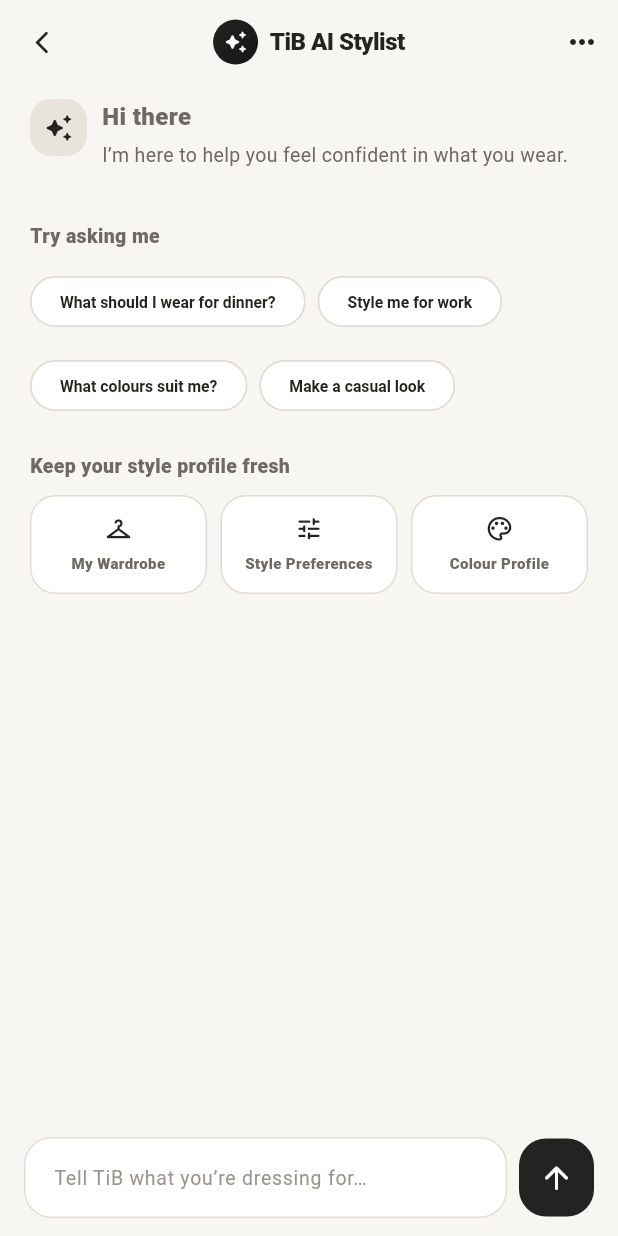
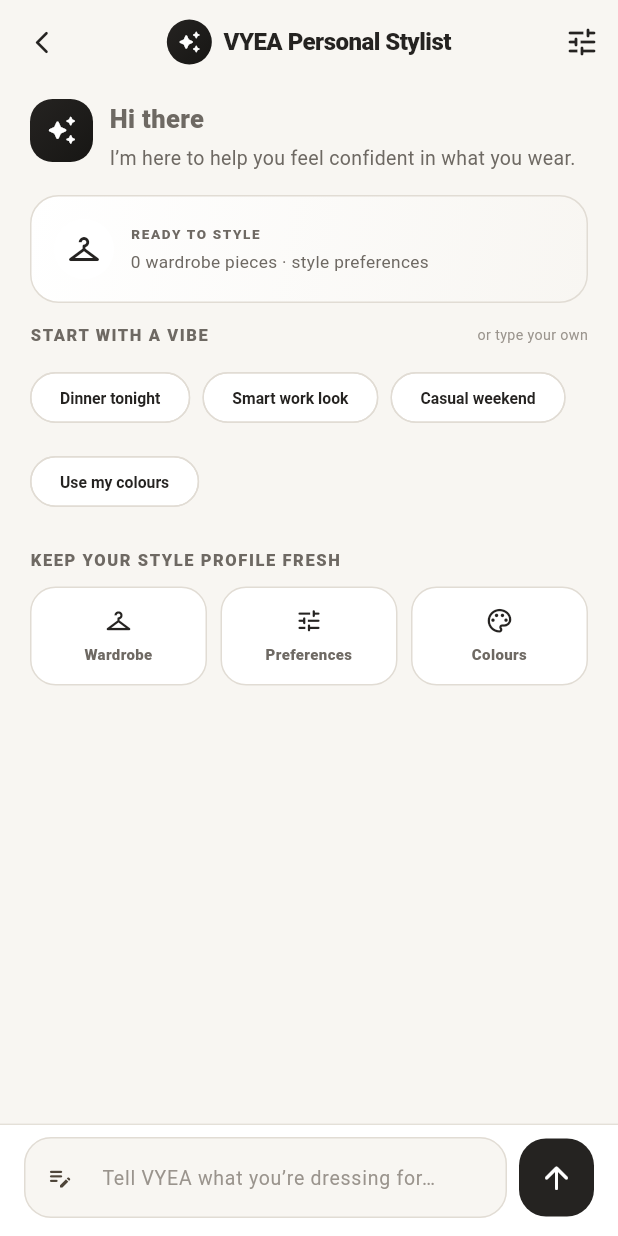
Before and after one commit to ivylinggg/TiB_AI_Personal_Styling, a Flutter app: the AIStylistScreen screen opened directly, on a phone screen of 412 x 824 dp. Run offline on Flutter 3.47's test engine with Material 3 defaults, Android fonts, the phone set to English and light mode, and no system bars; our stand-ins replace cached_network_image, camera, cloud_firestore, firebase_auth, firebase_core, google_sign_in and 3 more; missing offline and left inert: google_mlkit_face_detection, image_background_remover, model_viewer_plus, syncfusion_flutter_pdf; accounts and stored records are empty.

Commit message:
Phase 11 — refine VYEA Personal Stylist experience

```diff
--- a/lib/screens/ai/ai_stylist_screen.dart
+++ b/lib/screens/ai/ai_stylist_screen.dart
@@ -40,10 +40,10 @@
   String? _lastPrompt;
 
   static const _quickPrompts = [
-    'What should I wear for dinner?',
-    'Style me for work',
-    'What colours suit me?',
-    'Make a casual look',
+    'Dinner tonight',
+    'Smart work look',
+    'Casual weekend',
+    'Use my colours',
   ];
 
   @override
@@ -212,7 +212,7 @@
             ),
             const SizedBox(width: 8),
             const Text(
-              'TiB AI Stylist',
+              'VYEA Personal Stylist',
               style: TextStyle(fontWeight: FontWeight.w800, fontSize: 16),
             ),
           ],
@@ -222,7 +222,7 @@
           IconButton(
             tooltip: 'My style',
             onPressed: _openPreferences,
-            icon: const Icon(Icons.more_horiz_rounded),
+            icon: const Icon(Icons.tune_rounded),
           ),
         ],
       ),
@@ -239,14 +239,16 @@
                       padding: const EdgeInsets.fromLTRB(20, 10, 20, 18),
                       children: [
                         _assistantGreeting(profile),
-                        const SizedBox(height: 18),
+                        const SizedBox(height: 15),
                         if (_error != null) _errorCard(),
                         if (season != null) _profileStrip(profile!),
-                        const SizedBox(height: 17),
+                        if (season != null) const SizedBox(height: 14),
                         if (widget.selectedItem != null) ...[
                           _selectedItemBanner(widget.selectedItem!),
-                          const SizedBox(height: 17),
+                          const SizedBox(height: 15),
                         ],
+                        _stylingBrief(),
+                        const SizedBox(height: 13),
                         _quickPromptSection(),
                         if (_lastPrompt != null) ...[
                           const SizedBox(height: 18),
@@ -278,6 +280,51 @@
     );
   }
 
+  Widget _stylingBrief() {
+    final pieces = _wardrobe.length;
+    final styleText = _styles.isEmpty ? 'style preferences' : _styles.take(2).join(' · ');
+    return Container(
+      padding: const EdgeInsets.all(15),
+      decoration: BoxDecoration(
+        gradient: AppGradients.soft,
+        borderRadius: BorderRadius.circular(19),
+        border: Border.all(color: AppColors.border),
+      ),
+      child: Row(
+        children: [
+          Container(
+            width: 40,
+            height: 40,
+            decoration: const BoxDecoration(
+              color: Colors.white,
+              shape: BoxShape.circle,
+            ),
+            child: const Icon(Icons.checkroom_outlined, color: AppColors.primary),
+          ),
+          const SizedBox(width: 11),
+          Expanded(
+            child: Column(
+              crossAxisAlignment: CrossAxisAlignment.start,
+              children: [
+                const Text(
+                  'READY TO STYLE',
+                  style: TextStyle(fontSize: 9, fontWeight: FontWeight.w900, letterSpacing: 1.1),
+                ),
+                const SizedBox(height: 3),
+                Text(
+                  '$pieces wardrobe pieces · $styleText',
+                  maxLines: 2,
+                  overflow: TextOverflow.ellipsis,
+                  style: const TextStyle(color: AppColors.textSecondary, fontSize: 11.5, height: 1.35),
+                ),
+              ],
+            ),
+          ),
+        ],
+      ),
+    );
+  }
+
   Widget _selectedItemBanner(WardrobeItem item) {
     return Container(
       padding: const EdgeInsets.all(12),
@@ -296,15 +343,9 @@
               child: item.imageUrl.isEmpty
                   ? Container(
                       color: AppColors.surfaceMuted,
-                      child: const Icon(
-                        Icons.checkroom_outlined,
-                        color: AppColors.primary,
-                      ),
+                      child: const Icon(Icons.checkroom_outlined, color: AppColors.primary),
                     )
-                  : CachedNetworkImage(
-                      imageUrl: item.imageUrl,
-                      fit: BoxFit.cover,
-                    ),
+                  : CachedNetworkImage(imageUrl: item.imageUrl, fit: BoxFit.cover),
             ),
           ),
           const SizedBox(width: 11),
@@ -312,43 +353,15 @@
             child: Column(
               crossAxisAlignment: CrossAxisAlignment.start,
               children: [
-                const Text(
-                  'STYLING AROUND',
-                  style: TextStyle(
-                    fontSize: 9,
-                    letterSpacing: 1,
-                    fontWeight: FontWeight.w800,
-                    color: AppColors.textMuted,
-                  ),
-                ),
+                const Text('STYLING AROUND', style: TextStyle(fontSize: 9, letterSpacing: 1, fontWeight: FontWeight.w800, color: AppColors.textMuted)),
                 const SizedBox(height: 3),
-                Text(
-                  item.name,
-                  maxLines: 1,
-                  overflow: TextOverflow.ellipsis,
-                  style: const TextStyle(
-                    fontSize: 13,
-                    fontWeight: FontWeight.w800,
-                  ),
-                ),
+                Text(item.name, maxLines: 1, overflow: TextOverflow.ellipsis, style: const TextStyle(fontSize: 13, fontWeight: FontWeight.w800)),
                 const SizedBox(height: 2),
-                Text(
-                  '${item.category} · ${item.colour}',
-                  maxLines: 1,
-                  overflow: TextOverflow.ellipsis,
-                  style: const TextStyle(
-                    fontSize: 10.5,
-                    color: AppColors.textSecondary,
-                  ),
-                ),
+                Text('${item.category} · ${item.colour}', maxLines: 1, overflow: TextOverflow.ellipsis, style: const TextStyle(fontSize: 10.5, color: AppColors.textSecondary)),
               ],
             ),
           ),
-          const Icon(
-            Icons.auto_awesome_rounded,
-            color: AppColors.primary,
-            size: 18,
-          ),
+          const Icon(Icons.auto_awesome_rounded, color: AppColors.primary, size: 18),
         ],
       ),
     );
@@ -359,42 +372,28 @@
     final greeting = name == null || name.isEmpty ? 'Hi there' : 'Hi $name';
     final intro = profile == null
         ? 'I’m here to help you feel confident in what you wear.'
-        : 'Your ${profile.season} palette is ready. Tell me what you’re dressing for and we’ll work it out together.';
+        : 'I know your ${profile.season} palette. Tell me what you are dressing for and I’ll build around you.';
 
     return Row(
       crossAxisAlignment: CrossAxisAlignment.start,
       children: [
         Container(
-          width: 38,
-          height: 38,
+          width: 42,
+          height: 42,
           decoration: BoxDecoration(
-            color: AppColors.secondary,
-            borderRadius: BorderRadius.circular(14),
+            gradient: AppGradients.primary,
+            borderRadius: BorderRadius.circular(15),
           ),
-          child: const Icon(
-            Icons.auto_awesome_rounded,
-            color: AppColors.primary,
-            size: 20,
-          ),
+          child: const Icon(Icons.auto_awesome_rounded, color: Colors.white, size: 21),
         ),
-        const SizedBox(width: 10),
+        const SizedBox(width: 11),
         Expanded(
           child: Column(
             crossAxisAlignment: CrossAxisAlignment.start,
             children: [
-              Text(
-                greeting,
-                style: const TextStyle(fontWeight: FontWeight.w800, fontSize: 16),
-              ),
+              Text(greeting, style: const TextStyle(fontWeight: FontWeight.w800, fontSize: 17)),
               const SizedBox(height: 4),
-              Text(
-                intro,
-                style: const TextStyle(
-                  color: AppColors.textSecondary,
-                  height: 1.45,
-                  fontSize: 13,
-                ),
-              ),
+              Text(intro, style: const TextStyle(color: AppColors.textSecondary, height: 1.45, fontSize: 13)),
             ],
           ),
         ),
@@ -415,16 +414,7 @@
         children: [
           const Icon(Icons.cloud_off_rounded, color: AppColors.error, size: 19),
           const SizedBox(width: 9),
-          Expanded(
-            child: Text(
-              _error!,
-              style: const TextStyle(
-                color: AppColors.textPrimary,
-                fontSize: 11.5,
-                height: 1.35,
-              ),
-            ),
-          ),
+          Expanded(child: Text(_error!, style: const TextStyle(fontSize: 11.5, height: 1.35))),
           IconButton(
             onPressed: _load,
             padding: EdgeInsets.zero,
@@ -448,12 +438,7 @@
         children: [
           const Icon(Icons.palette_outlined, color: AppColors.primary, size: 18),
           const SizedBox(width: 8),
-          Expanded(
-            child: Text(
-              '${profile.season} · ${profile.undertone} · ${_wardrobe.length} wardrobe pieces',
-              style: const TextStyle(fontSize: 11.5, fontWeight: FontWeight.w700),
-            ),
-          ),
+          Expanded(child: Text('${profile.season} · ${profile.undertone} · $_wardrobe wardrobe pieces', style: const TextStyle(fontSize: 11.5, fontWeight: FontWeight.w700))),
         ],
       ),
     );
@@ -463,24 +448,22 @@
     return Column(
       crossAxisAlignment: CrossAxisAlignment.start,
       children: [
-        const Text(
-          'Try asking me',
-          style: TextStyle(fontSize: 13, fontWeight: FontWeight.w800),
+        const Row(
+          children: [
+            Expanded(child: Text('START WITH A VIBE', style: TextStyle(fontSize: 11, fontWeight: FontWeight.w900, letterSpacing: 1.05))),
+            Text('or type your own', style: TextStyle(fontSize: 9.5, color: AppColors.textMuted)),
+          ],
         ),
         const SizedBox(height: 9),
         Wrap(
           spacing: 8,
           runSpacing: 8,
-          children: _quickPrompts
-              .map(
-                (prompt) => ActionChip(
-                  label: Text(prompt, style: const TextStyle(fontSize: 10.5)),
-                  onPressed: _styling ? null : () => _send(prompt),
-                  backgroundColor: AppColors.surface,
-                  side: const BorderSide(color: AppColors.border),
-                ),
-              )
-              .toList(),
+          children: _quickPrompts.map((prompt) => ActionChip(
+            label: Text(prompt, style: const TextStyle(fontSize: 10.5, fontWeight: FontWeight.w700)),
+            onPressed: _styling ? null : () => _send(prompt),
+            backgroundColor: AppColors.surface,
+            side: const BorderSide(color: AppColors.border),
+          )).toList(),
         ),
       ],
     );
@@ -490,16 +473,10 @@
     return Align(
       alignment: Alignment.centerRight,
       child: Container(
-        margin: const EdgeInsets.only(left: 40),
+        margin: const EdgeInsets.only(left: 55),
         padding: const EdgeInsets.symmetric(horizontal: 14, vertical: 11),
-        decoration: BoxDecoration(
-          color: AppColors.primary,
-          borderRadius: BorderRadius.circular(17),
-        ),
-        child: Text(
-          text,
-          style: const TextStyle(color: Colors.white, fontSize: 12.5, height: 1.35),
-        ),
+        decoration: BoxDecoration(color: AppColors.primary, borderRadius: BorderRadius.circular(17)),
+        child: Text(text, style: const TextStyle(color: Colors.white, fontSize: 12.5, height: 1.35)),
       ),
     );
   }
@@ -509,24 +486,13 @@
       alignment: Alignment.centerLeft,
       child: Container(
         padding: const EdgeInsets.symmetric(horizontal: 14, vertical: 11),
-        decoration: BoxDecoration(
-          color: AppColors.surface,
-          borderRadius: BorderRadius.circular(17),
-          border: Border.all(color: AppColors.border),
-        ),
+        decoration: BoxDecoration(color: AppColors.surface, borderRadius: BorderRadius.circular(17), border: Border.all(color: AppColors.border)),
         child: const Row(
           mainAxisSize: MainAxisSize.min,
           children: [
-            SizedBox(
-              width: 14,
-              height: 14,
-              child: CircularProgressIndicator(strokeWidth: 2),
-            ),
+            SizedBox(width: 14, height: 14, child: CircularProgressIndicator(strokeWidth: 2)),
             SizedBox(width: 8),
-            Text(
-              'Styling your look…',
-              style: TextStyle(color: AppColors.textSecondary, fontSize: 12),
-            ),
+            Text('Putting your look together…', style: TextStyle(color: AppColors.textSecondary, fontSize: 12)),
           ],
         ),
       ),
@@ -535,23 +501,19 @@
 
   Widget _assistantReply() {
     return Container(
-      padding: const EdgeInsets.all(14),
-      decoration: BoxDecoration(
-        color: AppColors.surface,
-        borderRadius: BorderRadius.circular(17),
-        border: Border.all(color: AppColors.border),
-      ),
+      padding: const EdgeInsets.all(15),
+      decoration: BoxDecoration(color: AppColors.surface, borderRadius: BorderRadius.circular(18), border: Border.all(color: AppColors.border)),
       child: Row(
         crossAxisAlignment: CrossAxisAlignment.start,
         children: [
-          const Icon(Icons.auto_awesome_rounded, color: AppColors.primary, size: 19),
+          Container(
+            width: 28,
+            height: 28,
+            decoration: const BoxDecoration(color: AppColors.secondary, shape: BoxShape.circle),
+            child: const Icon(Icons.auto_awesome_rounded, color: AppColors.primary, size: 16),
+          ),
           const SizedBox(width: 9),
-          Expanded(
-            child: Text(
-              _result?.explanation ?? 'I’m ready to build a look from your wardrobe.',
-              style: const TextStyle(fontSize: 12.5, height: 1.45),
-            ),
-          ),
+          Expanded(child: Text(_result?.explanation ?? 'I’m ready to build a look from your wardrobe.', style: const TextStyle(fontSize: 12.5, height: 1.45))),
         ],
       ),
     );
@@ -561,53 +523,50 @@
     final look = _look;
     if (look.isEmpty) {
       return Container(
-        padding: const EdgeInsets.all(14),
-        decoration: BoxDecoration(
-          color: AppColors.surface,
-          borderRadius: BorderRadius.circular(17),
-          border: Border.all(color: AppColors.border),
-        ),
-        child: const Text(
-          'I couldn’t find enough matching pieces in your current wardrobe for this request.',
-          style: TextStyle(color: AppColors.textSecondary, fontSize: 12, height: 1.4),
-        ),
+        padding: const EdgeInsets.all(15),
+        decoration: BoxDecoration(color: AppColors.surface, borderRadius: BorderRadius.circular(18), border: Border.all(color: AppColors.border)),
+        child: const Text('I couldn’t find enough matching pieces in your current wardrobe for this request.', style: TextStyle(color: AppColors.textSecondary, fontSize: 12, height: 1.4)),
       );
     }
 
     return Container(
-      padding: const EdgeInsets.all(14),
+      padding: const EdgeInsets.all(15),
       decoration: BoxDecoration(
         color: AppColors.surface,
-        borderRadius: BorderRadius.circular(19),
+        borderRadius: BorderRadius.circular(21),
         border: Border.all(color: AppColors.border),
       ),
       child: Column(
         crossAxisAlignment: CrossAxisAlignment.start,
         children: [
-          const Text(
-            'YOUR LOOK',
-            style: TextStyle(
-              fontSize: 10,
-              fontWeight: FontWeight.w800,
-              letterSpacing: .8,
-              color: AppColors.textMuted,
-            ),
+          Row(
+            children: [
+              const Expanded(child: Text('THE LOOK', style: TextStyle(fontSize: 11, fontWeight: FontWeight.w900, letterSpacing: 1.05, color: AppColors.textMuted))),
+              Text(profile.season, style: TextStyle(fontSize: 10, fontWeight: FontWeight.w800, color: AppColors.seasonAccent(profile.season))),
+            ],
           ),
           const SizedBox(height: 10),
           SizedBox(
-            height: 150,
+            height: 158,
             child: Row(
-              children: look
-                  .map(
-                    (item) => Expanded(
-                      child: Padding(
-                        padding: const EdgeInsets.only(right: 7),
-                        child: _lookItem(item),
-                      ),
+              children: [
+                for (var index = 0; index < look.length; index++)
+                  Expanded(
+                    child: Padding(
+                      padding: EdgeInsets.only(right: index == look.length - 1 ? 0 : 7),
+                      child: _lookItem(look[index]),
                     ),
-                  )
-                  .toList(),
+                  ),
+              ],
             ),
+          ),
+          const SizedBox(height: 12),
+          const Row(
+            children: [
+              Icon(Icons.auto_awesome_rounded, size: 15, color: AppColors.primary),
+              SizedBox(width: 6),
+              Text('Built from what you already own', style: TextStyle(fontSize: 10.5, color: AppColors.textSecondary, fontWeight: FontWeight.w700)),
+            ],
           ),
         ],
       ),
@@ -622,32 +581,13 @@
           child: ClipRRect(
             borderRadius: BorderRadius.circular(15),
             child: item.imageUrl.isEmpty
-                ? Container(
-                    color: AppColors.surfaceMuted,
-                    child: const Center(
-                      child: Icon(Icons.checkroom_outlined, color: AppColors.primary),
-                    ),
-                  )
-                : CachedNetworkImage(
-                    imageUrl: item.imageUrl,
-                    width: double.infinity,
-                    fit: BoxFit.cover,
-                  ),
+                ? Container(color: AppColors.surfaceMuted, child: const Center(child: Icon(Icons.checkroom_outlined, color: AppColors.primary)))
+                : CachedNetworkImage(imageUrl: item.imageUrl, width: double.infinity, fit: BoxFit.cover),
           ),
         ),
         const SizedBox(height: 6),
-        Text(
-          item.name,
-          maxLines: 1,
-          overflow: TextOverflow.ellipsis,
-          style: const TextStyle(fontSize: 11.5, fontWeight: FontWeight.w800),
-        ),
-        Text(
-          '${item.category} · ${item.colour}',
-          maxLines: 1,
-          overflow: TextOverflow.ellipsis,
-          style: const TextStyle(fontSize: 9.5, color: AppColors.textMuted),
-        ),
+        Text(item.name, maxLines: 1, overflow: TextOverflow.ellipsis, style: const TextStyle(fontSize: 11.5, fontWeight: FontWeight.w800)),
+        Text('${item.category} · ${item.colour}', maxLines: 1, overflow: TextOverflow.ellipsis, style: const TextStyle(fontSize: 9.5, color: AppColors.textMuted)),
       ],
     );
   }
@@ -674,10 +614,8 @@
             onPressed: _styling
                 ? null
                 : () {
-                    _composer.text = 'Make this look a little more casual';
-                    _composer.selection = TextSelection.fromPosition(
-                      TextPosition(offset: _composer.text.length),
-                    );
+                    _composer.text = 'Make this look a little more relaxed';
+                    _composer.selection = TextSelection.fromPosition(TextPosition(offset: _composer.text.length));
                     _send();
                   },
             icon: const Icon(Icons.tune_rounded, size: 17),
@@ -698,42 +636,15 @@
     return Column(
       crossAxisAlignment: CrossAxisAlignment.start,
       children: [
-        const Text(
-          'Keep your style profile fresh',
-          style: TextStyle(fontSize: 13, fontWeight: FontWeight.w800),
-        ),
+        const Text('KEEP YOUR STYLE PROFILE FRESH', style: TextStyle(fontSize: 11, fontWeight: FontWeight.w900, letterSpacing: 1.05)),
         const SizedBox(height: 9),
         Row(
           children: [
-            Expanded(
-              child: _linkCard(
-                Icons.checkroom_outlined,
-                'My Wardrobe',
-                () => Navigator.push(
-                  context,
-                  MaterialPageRoute(builder: (_) => const WardrobeScreen()),
-                ),
-              ),
-            ),
+            Expanded(child: _linkCard(Icons.checkroom_outlined, 'Wardrobe', () => Navigator.push(context, MaterialPageRoute(builder: (_) => const WardrobeScreen())))),
             const SizedBox(width: 9),
-            Expanded(
-              child: _linkCard(
-                Icons.tune_rounded,
-                'Style Preferences',
-                _openPreferences,
-              ),
-            ),
+            Expanded(child: _linkCard(Icons.tune_rounded, 'Preferences', _openPreferences)),
             const SizedBox(width: 9),
-            Expanded(
-              child: _linkCard(
-                Icons.palette_outlined,
-                'Colour Profile',
-                () => Navigator.push(
-                  context,
-                  MaterialPageRoute(builder: (_) => const AnalysisScreen()),
-                ),
-              ),
-            ),
+            Expanded(child: _linkCard(Icons.palette_outlined, 'Colours', () => Navigator.push(context, MaterialPageRoute(builder: (_) => const AnalysisScreen())))),
           ],
         ),
       ],
@@ -746,20 +657,12 @@
       borderRadius: BorderRadius.circular(17),
       child: Ink(
         padding: const EdgeInsets.all(12),
-        decoration: BoxDecoration(
-          color: AppColors.surface,
-          borderRadius: BorderRadius.circular(17),
-          border: Border.all(color: AppColors.border),
-        ),
+        decoration: BoxDecoration(color: AppColors.surface, borderRadius: BorderRadius.circular(17), border: Border.all(color: AppColors.border)),
         child: Column(
           children: [
             Icon(icon, color: AppColors.primary, size: 19),
             const SizedBox(height: 6),
-            Text(
-              label,
-              textAlign: TextAlign.center,
-              style: const TextStyle(fontSize: 10, fontWeight: FontWeight.w800),
-            ),
+            Text(label, textAlign: TextAlign.center, style: const TextStyle(fontSize: 10, fontWeight: FontWeight.w800)),
           ],
         ),
       ),
@@ -769,8 +672,12 @@
   Widget _composerBar() {
     return SafeArea(
       top: false,
-      child: Padding(
+      child: Container(
         padding: const EdgeInsets.fromLTRB(16, 8, 16, 12),
+        decoration: BoxDecoration(
+          color: AppColors.surface,
+          border: Border(top: BorderSide(color: AppColors.border.withValues(alpha: .9))),
+        ),
         child: Row(
           children: [
             Expanded(
@@ -781,21 +688,13 @@
                 textInputAction: TextInputAction.send,
                 onSubmitted: (_) => _send(),
                 decoration: InputDecoration(
-                  hintText: 'Tell TiB what you’re dressing for…',
+                  hintText: 'Tell VYEA what you’re dressing for…',
                   filled: true,
-                  fillColor: AppColors.surface,
-                  border: OutlineInputBorder(
-                    borderRadius: BorderRadius.circular(18),
-                    borderSide: const BorderSide(color: AppColors.border),
-                  ),
-                  enabledBorder: OutlineInputBorder(
-                    borderRadius: BorderRadius.circular(18),
-                    borderSide: const BorderSide(color: AppColors.border),
-                  ),
-                  focusedBorder: OutlineInputBorder(
-                    borderRadius: BorderRadius.circular(18),
-                    borderSide: const BorderSide(color: AppColors.primary),
-                  ),
+                  fillColor: AppColors.background,
+                  prefixIcon: const Icon(Icons.edit_note_rounded, size: 18),
+                  border: OutlineInputBorder(borderRadius: BorderRadius.circular(18), borderSide: const BorderSide(color: AppColors.border)),
+                  enabledBorder: OutlineInputBorder(borderRadius: BorderRadius.circular(18), borderSide: const BorderSide(color: AppColors.border)),
+                  focusedBorder: OutlineInputBorder(borderRadius: BorderRadius.circular(18), borderSide: const BorderSide(color: AppColors.primary, width: 1.2)),
                 ),
               ),
             ),
@@ -806,10 +705,10 @@
               child: InkWell(
                 onTap: _styling ? null : _send,
                 borderRadius: BorderRadius.circular(18),
-                child: const SizedBox(
+                child: SizedBox(
                   width: 50,
                   height: 52,
-                  child: Icon(Icons.arrow_upward_rounded, color: Colors.white),
+                  child: Icon(Icons.arrow_upward_rounded, color: _styling ? Colors.white54 : Colors.white),
                 ),
               ),
             ),
@@ -820,10 +719,7 @@
   }
 
   Future<void> _openPreferences() async {
-    await Navigator.push(
-      context,
-      MaterialPageRoute(builder: (_) => const StylePreferencesScreen()),
-    );
+    await Navigator.push(context, MaterialPageRoute(builder: (_) => const StylePreferencesScreen()));
     if (mounted) await _load();
   }
 }
```
